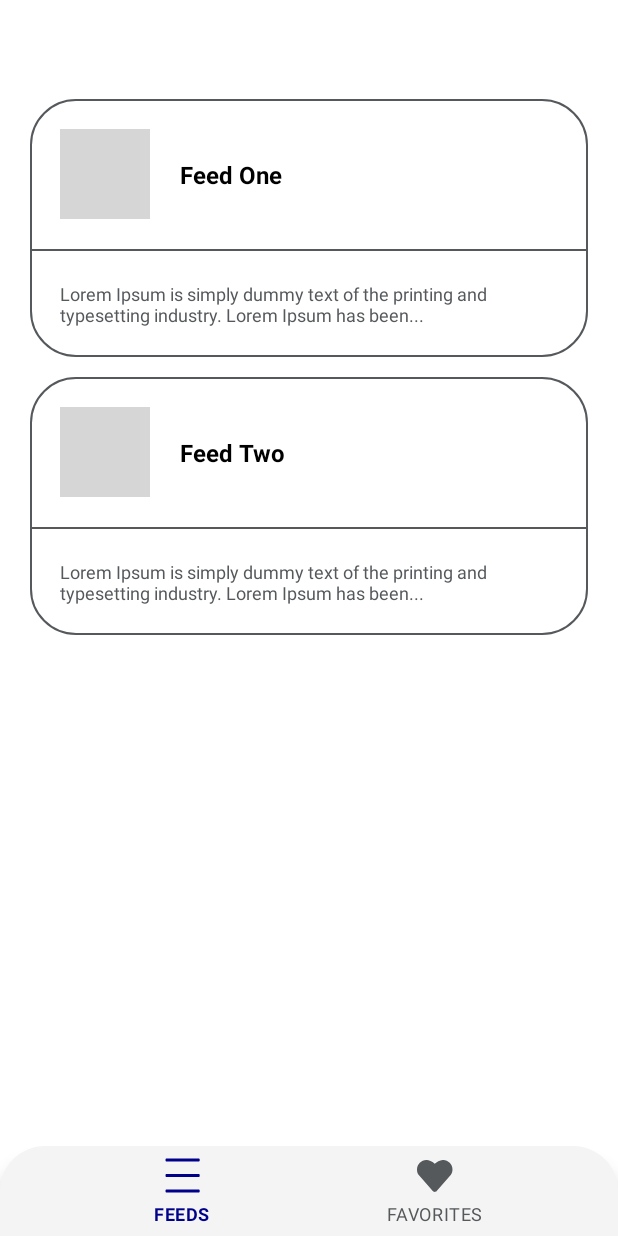
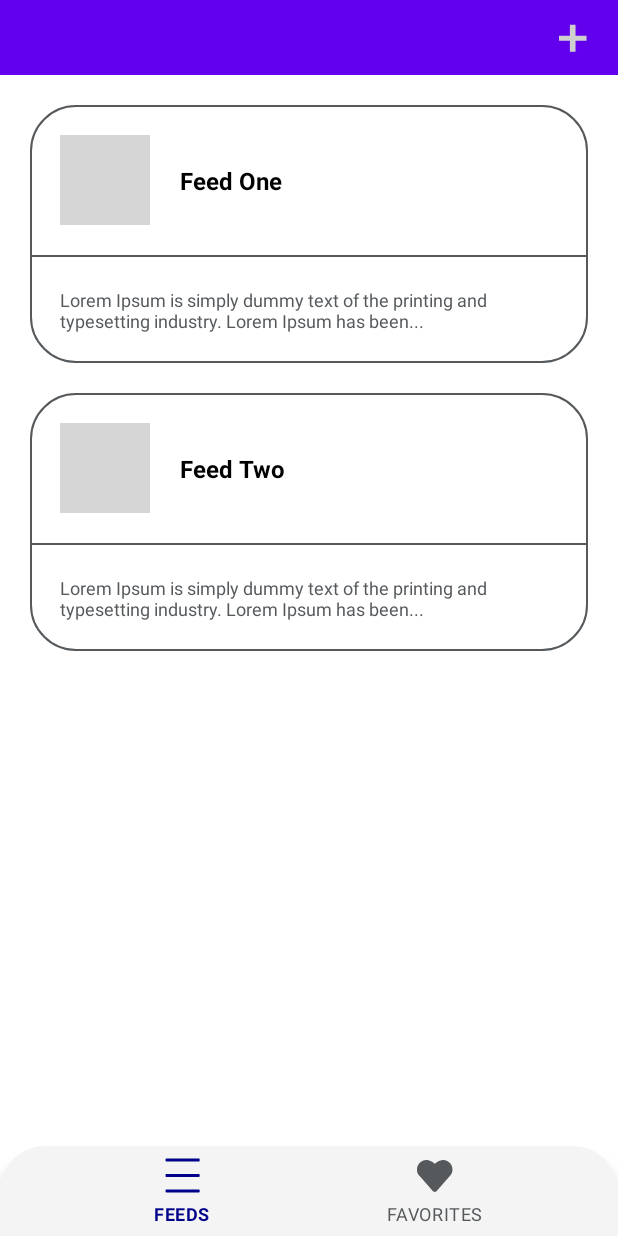
Before and after one commit to tomislav-ficko/RSS-Feed, an Android app: the screen it shows after launch (MainActivity), on a phone screen of 412 x 824 dp. Run offline under Robolectric (Android 15) with nearby library versions, the phone set to English and light mode, and no system bars; our stand-ins replace Dagger/Hilt's generated code, Picasso, data binding; pictures from the network do not load; grey boxes are pictures that could not be loaded.

Commit message:
Integrate custom app bar and refactor layout

```diff
--- a/app/src/main/java/com/ficko/rssfeed/ui/MainActivity.kt
+++ b/app/src/main/java/com/ficko/rssfeed/ui/MainActivity.kt
@@ -7,10 +7,12 @@ import androidx.navigation.Navigation.findNavController
 import com.ficko.rssfeed.R
 import com.ficko.rssfeed.databinding.MainActivityBinding
 import com.ficko.rssfeed.ui.base.BaseActivity
+import com.ficko.rssfeed.ui.common.AppBar
 import dagger.hilt.android.AndroidEntryPoint
 
 @AndroidEntryPoint
-class MainActivity : BaseActivity() {
+class MainActivity : BaseActivity(),
+    AppBar.AppBarListener {
 
     private val binding by lazy { MainActivityBinding.inflate(layoutInflater) }
     private val feedsNavController by lazy { findNavController(binding.feedsContainer) }
@@ -32,8 +34,14 @@ class MainActivity : BaseActivity() {
         }
     }
 
+    override fun addButtonClicked() {
+        showScreenForAddingNewFeed()
+    }
+
+    override fun backButtonClicked() {}
+
     private fun setUpActivity() {
-        setSupportActionBar(binding.appBar)
+        binding.appBar.setListener(this)
         setUpBottomNavBar()
     }
 
@@ -44,6 +52,15 @@ class MainActivity : BaseActivity() {
             true
         }
         setUpTabColors()
+    }
+
+    private fun showScreenForAddingNewFeed() {
+        binding.appBar.updateView(
+            backButtonEnabled = true,
+            addButtonEnabled = false,
+            title = getString(R.string.title_add_new_feed)
+        )
+        // TODO open AddRssFeedFragment
     }
 
     private fun feedsTabSelected() = binding.activeTabIndex == 0
--- a/app/src/main/java/com/ficko/rssfeed/ui/RssFeedsFragment.kt
+++ b/app/src/main/java/com/ficko/rssfeed/ui/RssFeedsFragment.kt
@@ -7,7 +7,6 @@ import com.ficko.rssfeed.R
 import com.ficko.rssfeed.databinding.RssFeedsFragmentBinding
 import com.ficko.rssfeed.domain.RssFeed
 import com.ficko.rssfeed.ui.base.BaseFragment
-import com.ficko.rssfeed.ui.common.VerticalSpaceItemDecoration
 import com.ficko.rssfeed.vm.RssFeedViewModel
 import dagger.hilt.android.AndroidEntryPoint
 
@@ -35,6 +34,5 @@ class RssFeedsFragment : BaseFragment<RssFeedsFragmentBinding>(R.layout.rss_feed
     private fun setUpFragment(feeds: List<RssFeed>) {
         adapter = RssFeedAdapter(feeds).apply { setListener(this@RssFeedsFragment) }
         binding.recyclerView.adapter = adapter
-        binding.recyclerView.addItemDecoration(VerticalSpaceItemDecoration(20))
     }
 }
--- a/app/src/main/java/com/ficko/rssfeed/ui/common/VerticalSpaceItemDecoration.kt
+++ /dev/null
@@ -1,24 +0,0 @@
-package com.ficko.rssfeed.ui.common
-
-import android.graphics.Rect
-import android.view.View
-import androidx.recyclerview.widget.RecyclerView
-
-class VerticalSpaceItemDecoration(private val distance: Int) : RecyclerView.ItemDecoration() {
-
-    override fun getItemOffsets(
-        outRect: Rect,
-        view: View,
-        parent: RecyclerView,
-        state: RecyclerView.State
-    ) {
-        if (!isLastItem(view, parent)) {
-            outRect.bottom = distance
-        }
-    }
-
-    private fun isLastItem(view: View, parent: RecyclerView): Boolean =
-        parent.adapter?.itemCount?.let { totalItemCount ->
-            parent.getChildAdapterPosition(view) == (totalItemCount - 1)
-        } ?: false
-}
--- a/app/src/main/res/layout/main_activity.xml
+++ b/app/src/main/res/layout/main_activity.xml
@@ -15,13 +15,12 @@
         android:layout_height="match_parent"
         android:fitsSystemWindows="true">
 
-        <androidx.appcompat.widget.Toolbar
+        <com.ficko.rssfeed.ui.common.AppBar
             android:id="@+id/app_bar"
             android:layout_width="match_parent"
             android:layout_height="wrap_content"
-            android:theme="@style/Theme.AppCompat.DayNight.DarkActionBar"
-            app:layout_constraintTop_toTopOf="parent"
-            app:titleTextColor="@color/white" />
+            app:addButtonEnabled="true"
+            app:layout_constraintTop_toTopOf="parent" />
 
         <androidx.fragment.app.FragmentContainerView
             android:id="@+id/feeds_container"
--- a/app/src/main/res/layout/rss_feed_view_holder.xml
+++ b/app/src/main/res/layout/rss_feed_view_holder.xml
@@ -13,6 +13,8 @@
     <androidx.constraintlayout.widget.ConstraintLayout
         android:layout_width="match_parent"
         android:layout_height="wrap_content"
+        android:layout_marginHorizontal="20dp"
+        android:layout_marginTop="20dp"
         android:background="@drawable/bg_list_item"
         android:paddingVertical="@dimen/margin_content">
 
--- a/app/src/main/res/layout/rss_feeds_fragment.xml
+++ b/app/src/main/res/layout/rss_feeds_fragment.xml
@@ -9,15 +9,13 @@
 
     <androidx.constraintlayout.widget.ConstraintLayout
         android:layout_width="match_parent"
-        android:layout_height="match_parent"
-        android:paddingHorizontal="20dp">
+        android:layout_height="match_parent">
 
         <androidx.recyclerview.widget.RecyclerView
             android:id="@+id/recycler_view"
             android:layout_width="match_parent"
             android:layout_height="0dp"
             android:orientation="vertical"
-            android:paddingVertical="10dp"
             app:layoutManager="androidx.recyclerview.widget.LinearLayoutManager"
             app:layout_constrainedHeight="true"
             app:layout_constraintBottom_toBottomOf="parent"
--- a/app/src/main/res/values/strings.xml
+++ b/app/src/main/res/values/strings.xml
@@ -3,4 +3,5 @@
     <string name="nav_bar_feeds_option">Feeds</string>
     <string name="nav_bar_favorites_option">Favorites</string>
     <string name="lorem_ipsum">Lorem Ipsum is simply dummy text of the printing and typesetting industry. Lorem Ipsum has been the industry\'s standard dummy text ever since the 1500s, when an unknown printer took a galley of type and scrambled it to make…</string>
+    <string name="title_add_new_feed">Add new RSS feed</string>
 </resources>
```
